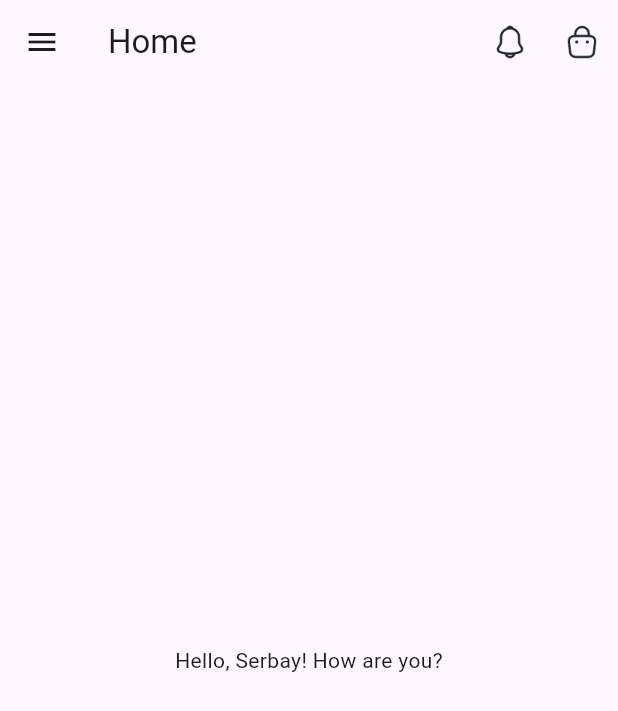
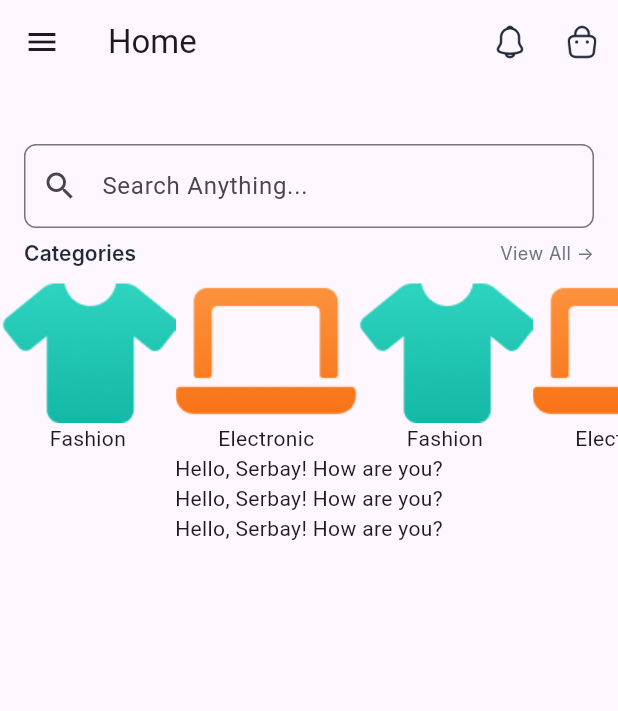
Before and after one commit to malibayram/bee_store, a Flutter app: the screen it shows after launch, on a phone screen of 412 x 824 dp. Shown: the top 711 px of the screen. Run offline on Flutter 3.47's test engine with Material 3 defaults, Android fonts, the light colour scheme and no system bars; Roboto replaces fonts that are missing (Inter).

Commit message:
ikinci oturumun sonu

```diff
--- a/lib/main.dart
+++ b/lib/main.dart
@@ -12,7 +12,19 @@
 
   bool isDebug = false;
 
-  Widget myApp = MaterialApp(
+  runApp(const MyApp());
+}
+
+class MyApp extends StatelessWidget {
+  const MyApp({super.key});
+
+  @override
+  Widget build(BuildContext context) {
+    String name = "Serbay";
+
+    bool isDebug = false;
+
+    return MaterialApp(
       debugShowCheckedModeBanner: isDebug,
       home: Scaffold(
         appBar: AppBar(
@@ -37,16 +49,88 @@
             ),
           ],
         ),
-      body: Center(
-        child: Text(
+        body: Column(
+          children: [
+            const SizedBox(height: 24),
+            const Padding(
+              padding: EdgeInsets.all(16.0),
+              child: TextField(
+                decoration: InputDecoration(
+                  labelText: "Search Anything...",
+                  prefixIcon: Icon(Icons.search),
+                  border: OutlineInputBorder(
+                    borderRadius: BorderRadius.all(Radius.circular(8)),
+                    borderSide: BorderSide(
+                      color: Color(0xFFD1D5DB),
+                      width: 1,
+                    ),
+                  ),
+                ),
+              ),
+            ),
+            const Padding(
+              padding: EdgeInsets.symmetric(horizontal: 16.0),
+              child: Row(
+                children: [
+                  Text(
+                    'Categories',
+                    style: TextStyle(
+                      color: Color(0xFF1F2937),
+                      fontSize: 14,
+                      fontFamily: 'Inter',
+                      fontWeight: FontWeight.w600,
+                      height: 0.11,
+                      letterSpacing: 0.07,
+                    ),
+                  ),
+                  Spacer(),
+                  Text(
+                    'View All ->',
+                    textAlign: TextAlign.right,
+                    style: TextStyle(
+                      color: Color(0xFF6B7280),
+                      fontSize: 12,
+                      fontFamily: 'Inter',
+                      fontWeight: FontWeight.w400,
+                      height: 0.12,
+                    ),
+                  )
+                ],
+              ),
+            ),
+            const SizedBox(height: 16),
+            SingleChildScrollView(
+              scrollDirection: Axis.horizontal,
+              child: Row(
+                children: [
+                  for (int i = 0; i < 10; i++)
+                    Column(
+                      children: [
+                        if (i % 2 == 0)
+                          Image.asset('varliklar/fashion.png')
+                        else
+                          Image.asset('varliklar/electronic.png'),
+                        Text(i % 2 == 0 ? "Fashion" : "Electronic"),
+                      ],
+                    ),
+                ],
+              ),
+            ),
+            Text(
               'Hello, $name! How are you?',
             ),
+            Text(
+              'Hello, $name! How are you?',
+            ),
+            Text(
+              'Hello, $name! How are you?',
+            ),
+          ],
         ),
         drawer: const Drawer(),
       ),
     );
-
-  runApp(myApp);
+  }
 }
 
 // Veri tipleri
```
Also changed, not shown: varliklar/electronic.png (added), varliklar/fashion.png (added). Lines whose indentation alone changed are shown as unchanged.
